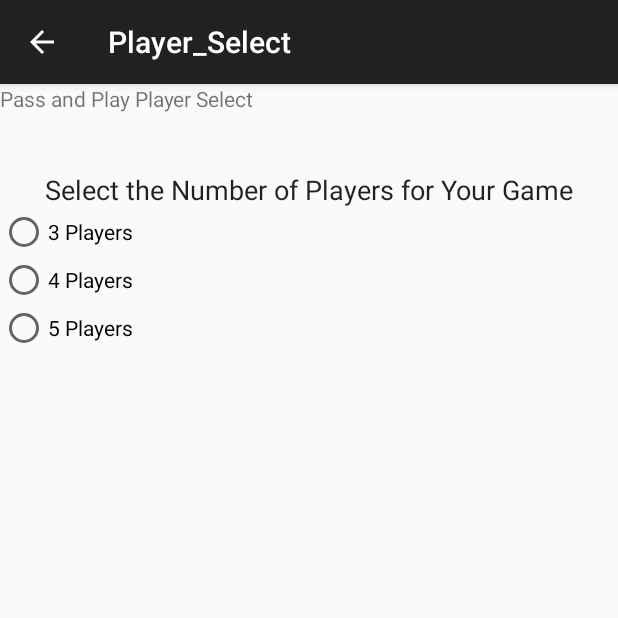
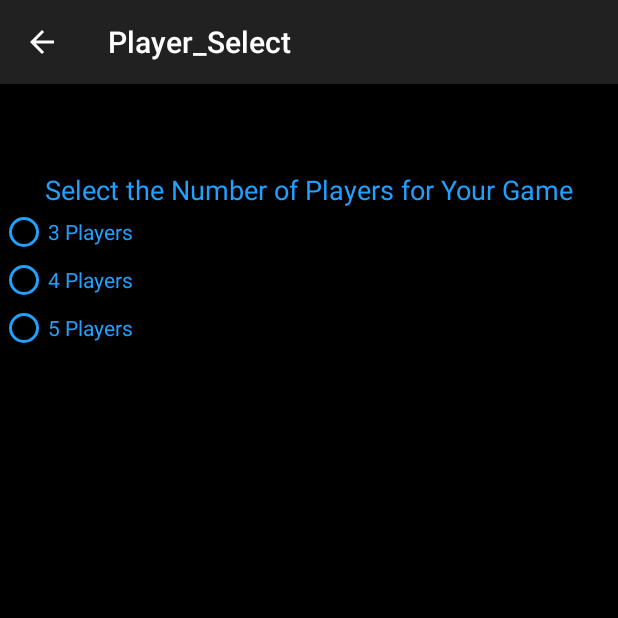
Before and after one commit to SamCumings/No_Please_Game, an Android app: the Player_Select screen opened directly, with no data from a screen before it, on a phone screen of 412 x 824 dp, the top half of it. Run offline under Robolectric (Android 15) with nearby library versions, the phone set to English and light mode, and no system bars.

Commit message:
Starting to upgrade aesthetics

```diff
--- a/No_please_Test/app/src/main/res/layout/activity_player__select.xml
+++ b/No_please_Test/app/src/main/res/layout/activity_player__select.xml
@@ -5,7 +5,8 @@
     android:layout_height="match_parent"
     android:orientation="vertical"
     tools:context="com.example.sam.no_please_test.Player_Select"
-    android:weightSum="1">
+    android:weightSum="1"
+    android:background="@android:color/background_dark">
 
     <TextView
         android:text="@string/Pass_and_play_player_select"
@@ -20,7 +21,8 @@
         android:text="Select the Number of Players for Your Game"
         android:id="@+id/textView4"
         android:layout_gravity="center_horizontal"
-        android:textSize="18sp" />
+        android:textSize="18sp"
+        android:textColor="#ff20a1ff" />
 
     <RadioGroup
         xmlns:android="http://schemas.android.com/apk/res/android"
@@ -31,17 +33,23 @@
             android:layout_width="wrap_content"
             android:layout_height="wrap_content"
             android:text="3 Players"
-            android:onClick="onRadioButtonClicked"/>
+            android:onClick="onRadioButtonClicked"
+            android:textColor="#ff20a1ff"
+            android:buttonTint="#ff20a1ff" />
         <RadioButton android:id="@+id/radio_four_players"
             android:layout_width="wrap_content"
             android:layout_height="wrap_content"
             android:text="4 Players"
-            android:onClick="onRadioButtonClicked"/>
+            android:onClick="onRadioButtonClicked"
+            android:textColor="#ff20a1ff"
+            android:buttonTint="#ff20a1ff" />
         <RadioButton android:id="@+id/radio_five_players"
             android:layout_width="wrap_content"
             android:layout_height="wrap_content"
             android:text="5 Players"
-            android:onClick="onRadioButtonClicked"/>
+            android:onClick="onRadioButtonClicked"
+            android:buttonTint="#ff20a1ff"
+            android:textColor="#ff20a1ff" />
     </RadioGroup>
 
     <EditText
@@ -49,31 +57,36 @@
         android:layout_width="wrap_content"
         android:layout_height="wrap_content"
         android:visibility="invisible"
-        android:hint="@string/Player_1_Name" />
+        android:hint="@string/Player_1_Name"
+        android:textColor="#ff20a1ff" />
     <EditText
         android:id="@+id/Player2_Name"
         android:layout_width="wrap_content"
         android:layout_height="wrap_content"
         android:visibility="invisible"
-        android:hint="@string/Player_2_Name" />
+        android:hint="@string/Player_2_Name"
+        android:textColor="#ff20a1ff" />
     <EditText
         android:id="@+id/Player3_Name"
         android:layout_width="wrap_content"
         android:layout_height="wrap_content"
         android:visibility="invisible"
-        android:hint="@string/Player_3_Name" />
+        android:hint="@string/Player_3_Name"
+        android:textColor="#ff20a1ff" />
     <EditText
         android:id="@+id/Player4_Name"
         android:layout_width="wrap_content"
         android:layout_height="wrap_content"
         android:visibility="invisible"
-        android:hint="@string/Player_4_Name" />
+        android:hint="@string/Player_4_Name"
+        android:textColor="#ff20a1ff" />
     <EditText
         android:id="@+id/Player5_Name"
         android:layout_width="wrap_content"
         android:layout_height="wrap_content"
         android:visibility="invisible"
-        android:hint="@string/Player_5_Name" />
+        android:hint="@string/Player_5_Name"
+        android:textColor="#ff20a1ff" />
 
     <Button
         android:id="@+id/button"
```
Also changed, not shown: No_please_Test/app/src/main/res/layout/activity_main.xml (+37 -18 lines), No_please_Test/app/src/main/res/layout/activity_tutorial.xml (+8 -4 lines).
